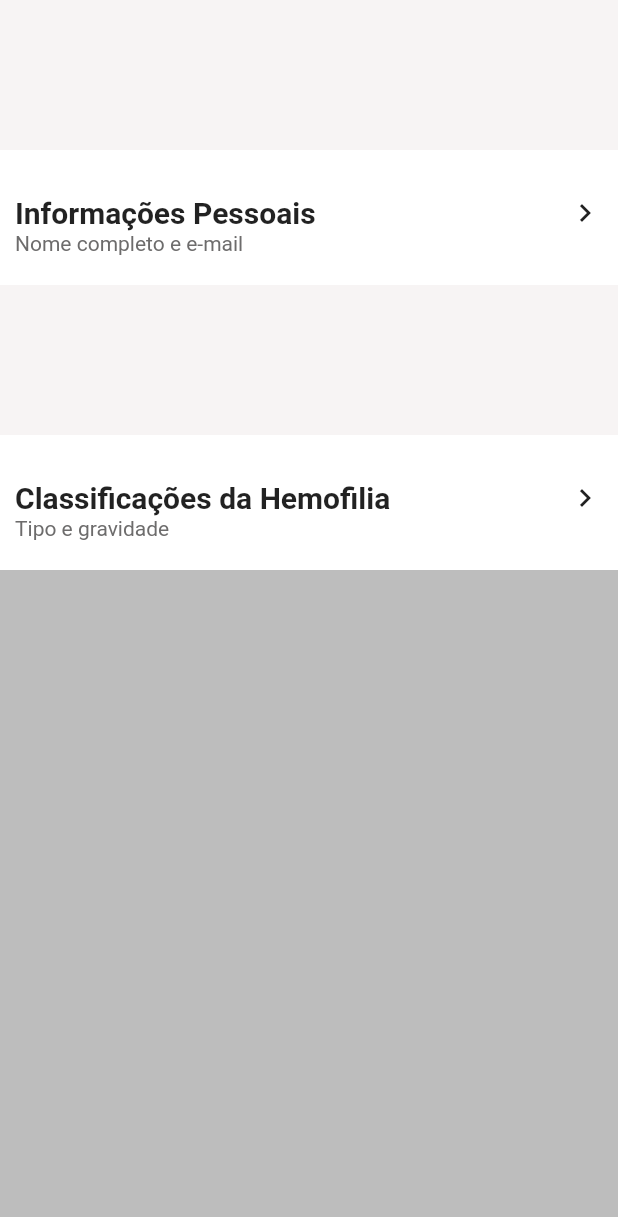
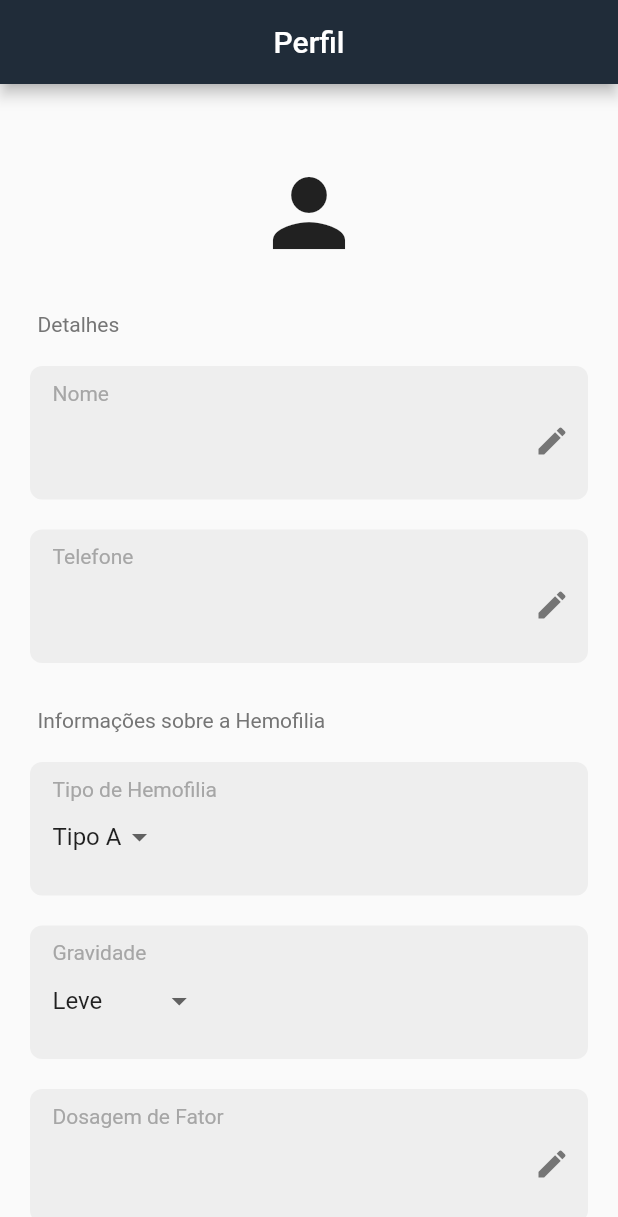
Before and after one commit to yagowalter/TCC-Calendario, a Flutter app: the Perfil screen opened directly, on a phone screen of 412 x 824 dp. Shown: the top 1217 px of the screen. Run offline on Flutter 3.47's test engine with Material 2 defaults, Android fonts, the light colour scheme and no system bars; our stand-ins replace firebase_auth, firebase_core, flutter_slidable, google_nav_bar, google_sign_in, table_calendar; accounts and stored records are empty; statements that could not run were skipped.

Commit message:
Finalizado a tela de perfil

```diff
--- a/lib/pages/perfil_page.dart
+++ b/lib/pages/perfil_page.dart
@@ -1,102 +1,215 @@
+import 'package:calendario/components/details.dart';
+import 'package:calendario/components/hemofilia.dart';
 import 'package:flutter/material.dart';
 
-class Perfil extends StatelessWidget {
-  const Perfil({Key? key}) : super(key: key);
+class Perfil extends StatefulWidget {
+  const Perfil({super.key});
+
+  @override
+  State<Perfil> createState() => _PerfilState();
+}
+
+class _PerfilState extends State<Perfil> {
+  String nome = '';
+  String telefone = '';
+  String tipoHemofilia = 'Tipo A';
+  String dosagemFator = '';
+  String ematologistaResponsavel = '';
+  String cartaoSus = '';
+  String nota = '';
+  String hemofiliaGravidade = 'Leve';
 
   @override
   Widget build(BuildContext context) {
     return Scaffold(
-      backgroundColor: Colors.grey[400],
-      body: Column(
+      appBar: AppBar(
+          title: Text("Perfil"),
+          centerTitle: true,
+          backgroundColor: Color(0xFF202C39)),
+      body: ListView(
         children: [
-          Container(
-            color: Color.fromARGB(255, 247, 244, 244), // Cor de fundo desejada
-            child: Container(
-              margin: EdgeInsets.only(
-                  top: 100), // Defina a margem superior desejada
-              child: SingleChildScrollView(
-                child: Column(
-                  children: [
-                    Container(
-                      color: Colors.white,
-                      padding: EdgeInsets.only(top: 30, left: 10, right: 10),
-                      child: Row(
-                        mainAxisAlignment: MainAxisAlignment.spaceBetween,
-                        children: const [
-                          Text(
-                            'Informações Pessoais',
-                            style: TextStyle(
-                              fontWeight: FontWeight.bold,
-                              fontSize: 20,
+          //==========================FOTO========================
+          const SizedBox(height: 50),
+          Icon(Icons.person, size: 72),
+          SizedBox(height: 30),
+          Padding(
+            padding: EdgeInsets.only(left: 25),
+            child: Text(
+              'Detalhes',
+              style: TextStyle(color: Colors.grey[600]),
             ),
           ),
-                          Icon(Icons.chevron_right),
-                        ],
+          //============================Usuário Detalhes=============================
+          Details(
+            isPhoneNumber: false,
+            isNumeric: false,
+            title: 'Nome',
+            initialValue: nome,
+            onSaved: (value) {
+              setState(() {
+                nome = value;
+              });
+            },
+          ),
+          Details(
+            isPhoneNumber: true,
+            isNumeric: true,
+            title: 'Telefone',
+            initialValue: formatPhoneNumber(telefone),
+            onSaved: (value) {
+              final formattedValue =
+                  formatPhoneNumber(value); // Formate o valor ao salvar
+              setState(() {
+                telefone = formattedValue;
+              });
+            },
+          ),
+          //====================================Informações da hemofilia============================
+          SizedBox(
+            height: 30,
+          ),
+          Padding(
+            padding: EdgeInsets.only(left: 25),
+            child: Text(
+              'Informações sobre a Hemofilia',
+              style: TextStyle(color: Colors.grey[600]),
             ),
           ),
           Container(
-                      color: Colors.white,
-                      padding: EdgeInsets.only(left: 10, right: 10, bottom: 20),
-                      child: Align(
-                        alignment: Alignment.centerLeft,
-                        child: Text(
-                          'Nome completo e e-mail',
-                          style: TextStyle(
-                            color: Color.fromARGB(255, 109, 108, 108),
+            decoration: BoxDecoration(
+              color: Colors.grey[200],
+              borderRadius: BorderRadius.circular(8),
+              border: Border.all(width: 0, color: Colors.transparent),
             ),
-                        ),
+            padding: EdgeInsets.only(left: 15, bottom: 15),
+            margin: EdgeInsets.only(left: 20, right: 20, top: 20),
+            child: Column(
+              crossAxisAlignment: CrossAxisAlignment.start,
+              children: [
+                SizedBox(height: 10),
+                Text('Tipo de Hemofilia',
+                    style: TextStyle(color: Color(0xffa6a6a6))),
+                Material(
+                  type: MaterialType.transparency,
+                  child: HemofiliaSelector(
+                    selectedValue: tipoHemofilia,
+                    onChanged: (value) {
+                      setState(() {
+                        tipoHemofilia = value!;
+                      });
+                    },
                   ),
                 ),
               ],
             ),
           ),
+          Container(
+            decoration: BoxDecoration(
+              color: Colors.grey[200],
+              borderRadius: BorderRadius.circular(8),
+              border: Border.all(width: 0, color: Colors.transparent),
             ),
-          ),
-          Container(
-            color: Color.fromARGB(255, 247, 244, 244), // Cor de fundo desejada
-            child: Container(
-              margin: EdgeInsets.only(
-                  top: 100), // Defina a margem superior desejada
-              child: SingleChildScrollView(
+            padding: EdgeInsets.only(left: 15, bottom: 15),
+            margin: EdgeInsets.only(left: 20, right: 20, top: 20),
             child: Column(
+              crossAxisAlignment: CrossAxisAlignment.start,
               children: [
-                    Container(
-                      color: Colors.white,
-                      padding: EdgeInsets.only(top: 30, left: 10, right: 10),
-                      child: Row(
-                        mainAxisAlignment: MainAxisAlignment.spaceBetween,
-                        children: const [
-                          Text(
-                            'Classificações da Hemofilia',
-                            style: TextStyle(
-                              fontWeight: FontWeight.bold,
-                              fontSize: 20,
-                            ),
-                          ),
-                          Icon(Icons.chevron_right),
-                        ],
-                      ),
-                    ),
-                    Container(
-                      color: Colors.white,
-                      padding: EdgeInsets.only(left: 10, right: 10, bottom: 20),
-                      child: Align(
-                        alignment: Alignment.centerLeft,
-                        child: Text(
-                          'Tipo e gravidade',
-                          style: TextStyle(
-                            color: Color.fromARGB(255, 109, 108, 108),
-                          ),
-                        ),
+                SizedBox(height: 10),
+                Text('Gravidade', style: TextStyle(color: Color(0xffa6a6a6))),
+                Material(
+                  type: MaterialType.transparency,
+                  child: HemofiliaGravidade(
+                    value: hemofiliaGravidade,
+                    onChange: (value) {
+                      setState(() {
+                        hemofiliaGravidade = value!;
+                      });
+                    },
                   ),
                 ),
               ],
             ),
           ),
+          Details(
+            isPhoneNumber: false,
+            isNumeric: true,
+            title: 'Dosagem de Fator',
+            initialValue: dosagemFator,
+            onSaved: (value) {
+              setState(() {
+                dosagemFator = value;
+              });
+            },
+          ),
+          SizedBox(
+            height: 30,
+          ),
+          Padding(
+            padding: EdgeInsets.only(left: 25),
+            child: Text(
+              'Informações adicionais',
+              style: TextStyle(color: Colors.grey[600]),
             ),
           ),
+          Details(
+            isPhoneNumber: false,
+            isNumeric: false,
+            title: 'Ematologista responsável',
+            initialValue: ematologistaResponsavel,
+            onSaved: (value) {
+              setState(() {
+                ematologistaResponsavel = value;
+              });
+            },
+          ),
+          Details(
+            isPhoneNumber: false,
+            isNumeric: true,
+            title: 'Cartão SUS',
+            initialValue: formatSUSCard(cartaoSus),
+            onSaved: (value) {
+              final formattedValue =
+                  formatSUSCard(value); // Formate o valor ao salvar
+              setState(() {
+                cartaoSus = formattedValue;
+              });
+            },
+          ),
+          Details(
+            isPhoneNumber: false,
+            isNumeric: false,
+            title: 'Observação',
+            initialValue: nota,
+            onSaved: (value) {
+              setState(() {
+                nota = value;
+              });
+            },
+          )
         ],
       ),
     );
   }
+
+  String formatPhoneNumber(String phoneNumber) {
+    final cleaned = phoneNumber.replaceAll(RegExp(r'[^0-9]'), '');
+    final regex = RegExp(r'^(\d{2})(\d{5})(\d{4})$');
+
+    if (regex.hasMatch(cleaned)) {
+      final match = regex.firstMatch(cleaned);
+      return '(${match?.group(1)}) ${match?.group(2)}-${match?.group(3)}';
     }
+
+    return phoneNumber;
+  }
+
+  String formatSUSCard(String susCard) {
+    final cleaned = susCard.replaceAll(RegExp(r'[^0-9]'), '');
+
+    if (cleaned.length == 15) {
+      return '${cleaned.substring(0, 3)}.${cleaned.substring(3, 6)}.${cleaned.substring(6, 9)}.${cleaned.substring(9, 12)}.${cleaned.substring(12, 15)}';
+    }
+
+    return susCard;
+  }
+}
```
Lines whose indentation alone changed are shown as unchanged.
